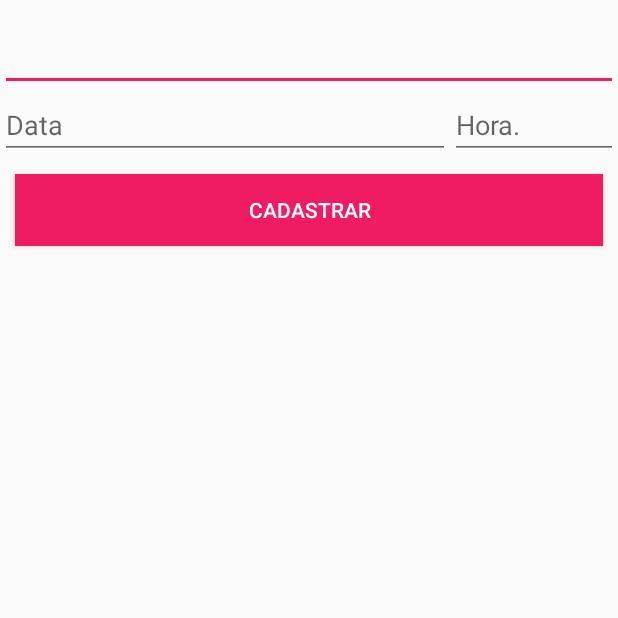
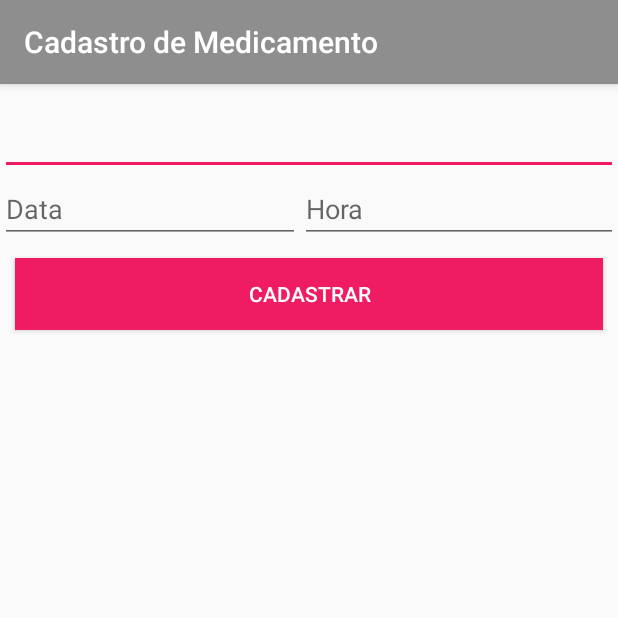
Before and after one commit to bmartinellisp/android, an Android app: the MedicamentoActivity screen opened directly, with no data from a screen before it, after a tap on an icon or button, on a phone screen of 412 x 824 dp, the top half of it. Run offline under Robolectric (Android 15) with nearby library versions, the phone set to English and light mode, and no system bars.

Commit message:
Cadastro de medicamento funcionando

```diff
--- a/app/src/main/AndroidManifest.xml
+++ b/app/src/main/AndroidManifest.xml
@@ -51,13 +51,11 @@
             android:theme="@style/AppTheme.NoActionBar" />
         <activity android:name=".CadastroConsultaActivity"
             android:label="@string/cadastroConsulta"
-            android:screenOrientation="portrait"
-            android:theme="@style/AppTheme.NoActionBar"></activity>
+            android:screenOrientation="portrait"></activity>
 
         <activity android:name=".CadastroMedicamentoActivity"
             android:label="@string/cadastroMedicamento"
-            android:screenOrientation="portrait"
-            android:theme="@style/AppTheme.NoActionBar"></activity>
+            android:screenOrientation="portrait"></activity>
     </application>
 
 </manifest>
--- a/app/src/main/java/com/project/hackathon/saude/supermae/CadastroMedicamentoActivity.java
+++ b/app/src/main/java/com/project/hackathon/saude/supermae/CadastroMedicamentoActivity.java
@@ -59,7 +59,6 @@ public class CadastroMedicamentoActivity extends AppCompatActivity {
                 String tx_ed_hora = ed_hora.getText().toString();
                 String tx_ed_nome = ed_nome.getText().toString();
 
-
                 db.addMedicamento(new Medicamento(tx_ed_data, tx_ed_hora, tx_ed_nome));
                 finish();
             }
--- a/app/src/main/java/com/project/hackathon/saude/supermae/handler/DatabaseHandlerMedicamento.java
+++ b/app/src/main/java/com/project/hackathon/saude/supermae/handler/DatabaseHandlerMedicamento.java
@@ -84,8 +84,8 @@ public class DatabaseHandlerMedicamento extends SQLiteOpenHelper {
             do {
                 Medicamento medicamento = new Medicamento();
                 medicamento.setData(cursor.getString(0));
-                medicamento.setHora(cursor.getString(0));
-                medicamento.setNome(cursor.getString(0));
+                medicamento.setHora(cursor.getString(1));
+                medicamento.setNome(cursor.getString(2));
 
                 // Adding medicamento to list
                 medicamentoList.add(medicamento);
--- a/app/src/main/res/layout/activity_cadastro_medicamento.xml
+++ b/app/src/main/res/layout/activity_cadastro_medicamento.xml
@@ -3,9 +3,11 @@
 xmlns:tools="http://schemas.android.com/tools"
 android:layout_width="match_parent"
 android:layout_height="match_parent"
+    android:layout_gravity="center"
 tools:context="com.project.hackathon.saude.supermae.CadastroMedicamentoActivity">
 
 <LinearLayout
+    android:layout_gravity="center"
     android:layout_width="match_parent"
     android:layout_height="match_parent"
     android:layout_marginTop="15dp"
@@ -25,7 +27,7 @@ tools:context="com.project.hackathon.saude.supermae.CadastroMedicamentoActivity"
 
         <EditText
             android:id="@+id/ed_data"
-            android:layout_width="300dp"
+            android:layout_width="200dp"
             android:layout_height="wrap_content"
             android:hint="Data" />
 
@@ -33,7 +35,7 @@ tools:context="com.project.hackathon.saude.supermae.CadastroMedicamentoActivity"
             android:id="@+id/ed_hora"
             android:layout_width="match_parent"
             android:layout_height="wrap_content"
-            android:hint="Hora." />
+            android:hint="Hora" />
 
     </LinearLayout>
 
--- a/app/src/main/res/layout/activity_medicamento.xml
+++ b/app/src/main/res/layout/activity_medicamento.xml
@@ -28,6 +28,6 @@
         android:layout_height="wrap_content"
         android:layout_gravity="bottom|end"
         android:layout_margin="@dimen/fab_margin"
-        app:srcCompat="@drawable/plus"  />
+        app:srcCompat="@drawable/plus" />
 
 </android.support.design.widget.CoordinatorLayout>
--- a/app/src/main/res/layout/fragment_menu.xml
+++ b/app/src/main/res/layout/fragment_menu.xml
@@ -32,6 +32,7 @@
         android:text="@string/consultas"/>
 
     <Button
+        android:id="@+id/btn_assistente"
         android:padding="@dimen/button_padding"
         android:layout_margin="@dimen/button_margin"
         android:layout_width="match_parent"
```
Also changed, not shown: app/src/main/java/com/project/hackathon/saude/supermae/MainActivity.java (+11 -0 lines).
